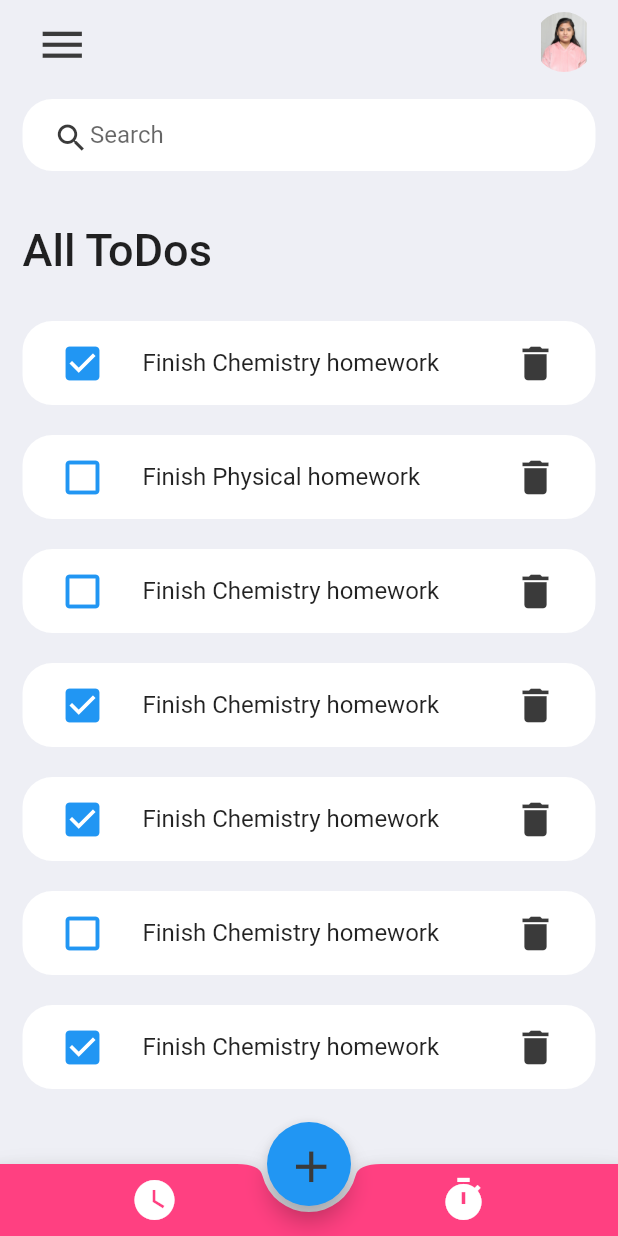
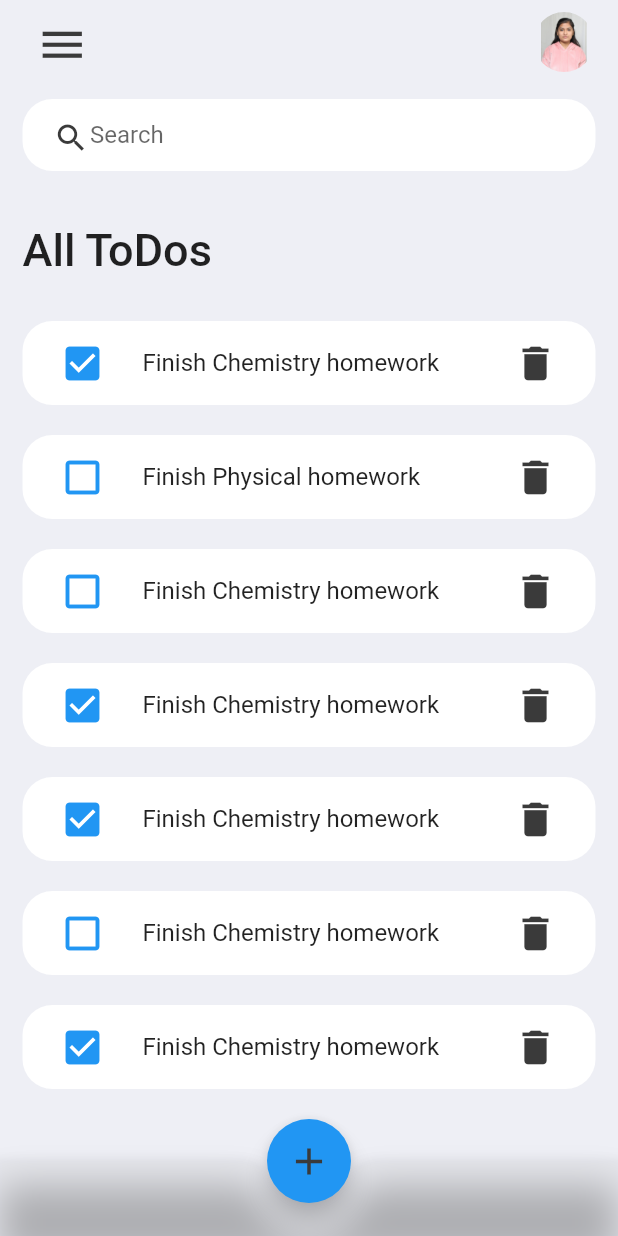
Before and after one commit to thetechgirlgita/ToDoList, a Flutter app: the screen it shows after launch, on a phone screen of 412 x 824 dp. Run offline on Flutter 3.47's test engine with Material 2 defaults, Android fonts, the phone set to English and light mode, and no system bars.

Commit message:
Adding center float button with clean

```diff
--- a/lib/initialPage.dart
+++ b/lib/initialPage.dart
@@ -52,34 +52,24 @@ class _todoState extends State<todo> {
       ),
 
       bottomNavigationBar: BottomAppBar(
-        color: Colors.pinkAccent,
+        color: Colors.transparent,
         shape: const CircularNotchedRectangle(),
         notchMargin: 4,
-        child: Row(
-          mainAxisSize: MainAxisSize.max,
-          mainAxisAlignment: MainAxisAlignment.spaceAround,
-          children: [
-            IconB(
-              () {},
-              Icons.watch_later,
-              Colors.white,
-              32,
-            ),
-            IconB(
-              () {},
-              Icons.timer,
-              Colors.white,
-              32,
-            )
-          ],
+        child: Container(
+          height: 50,
+
         ),
+
+
       ),
+
       floatingActionButton: FloatingActionButton(
         onPressed: () {},
         foregroundColor: const Color(0xffffffff),
         child: IconB(() {}, Icons.add, IconColor,
-            35), //a method calling function which is present in constant.dart file
+            30), //a method calling function which is present in constant.dart file
       ),
+
       floatingActionButtonLocation: FloatingActionButtonLocation.centerDocked,
     );
   }
```
